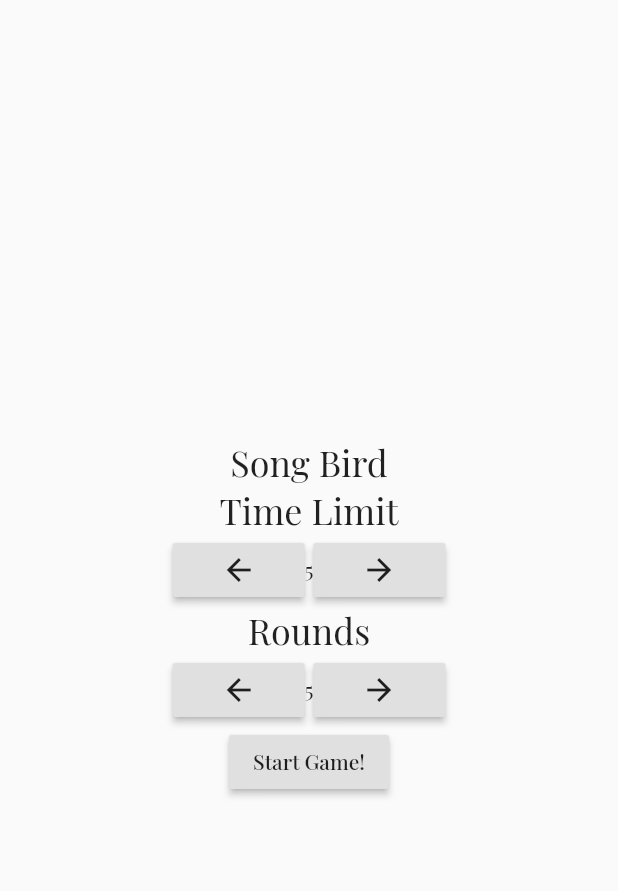
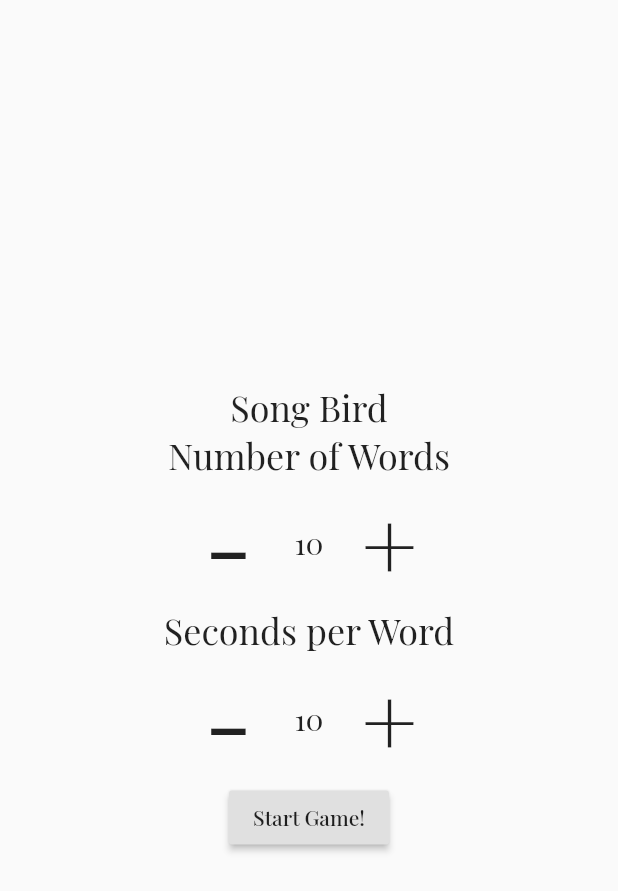
Before and after one commit to wpuerner/songbird, a Flutter app: the screen it shows after launch, on a phone screen of 412 x 824 dp. Shown: the top 891 px of the screen. Run offline on Flutter 3.47's test engine with Material 2 defaults, Android fonts, the light colour scheme and no system bars; missing offline and left inert: global_configuration.

```diff
--- a/lib/screens/home/home.dart
+++ b/lib/screens/home/home.dart
@@ -14,9 +14,9 @@ class SongAssociationHomePage extends StatefulWidget {
 
 class _SongAssociationHomePageState extends State<SongAssociationHomePage> {
 
-  NumPickerValue _timePickerValue = new NumPickerValue(value: 5);
+  NumPickerValue _timePickerValue = new NumPickerValue(value: 10);
 
-  NumPickerValue _wordCountPickerValue = new NumPickerValue(value: 5);
+  NumPickerValue _wordCountPickerValue = new NumPickerValue(value: 10);
 
   @override
   Widget build(BuildContext context) {
@@ -31,15 +31,15 @@ class _SongAssociationHomePageState extends State<SongAssociationHomePage> {
                   style: TextStyle(fontSize: 24),
                 ),
                 Text(
-                    "Time Limit",
+                    "Number of Words",
                   style: TextStyle(fontSize: 24),
                 ),
                 NumPicker(numPickerValue: _wordCountPickerValue),
                 Text(
-                    "Rounds",
+                    "Seconds per Word",
                   style: TextStyle(fontSize: 24),
                 ),
-                NumPicker(numPickerValue: _wordCountPickerValue),
+                NumPicker(numPickerValue: _timePickerValue),
                 RaisedButton(
                   onPressed: () {
                     WordController().wordDurationInSeconds = _timePickerValue.value;
--- a/lib/screens/home/num_picker.dart
+++ b/lib/screens/home/num_picker.dart
@@ -33,14 +33,17 @@ class _NumPickerState extends State<NumPicker> {
     return Row(
       mainAxisAlignment: MainAxisAlignment.center,
       children: <Widget>[
-        RaisedButton(
+        FlatButton(
           onPressed: _decrementNumValue,
-          child: Icon(Icons.arrow_back),
+          child: Text("-", style: TextStyle(fontSize: 64)),
         ),
-        Text(numPickerValue.value.toString()),
-        RaisedButton(
+        Text(
+          numPickerValue.value.toString(),
+          style: TextStyle(fontSize: 20)
+        ),
+        FlatButton(
             onPressed: _incrementNumValue,
-            child: Icon(Icons.arrow_forward),
+            child: Text("+", style: TextStyle(fontSize: 64)),
         ),
       ],
     );
```
